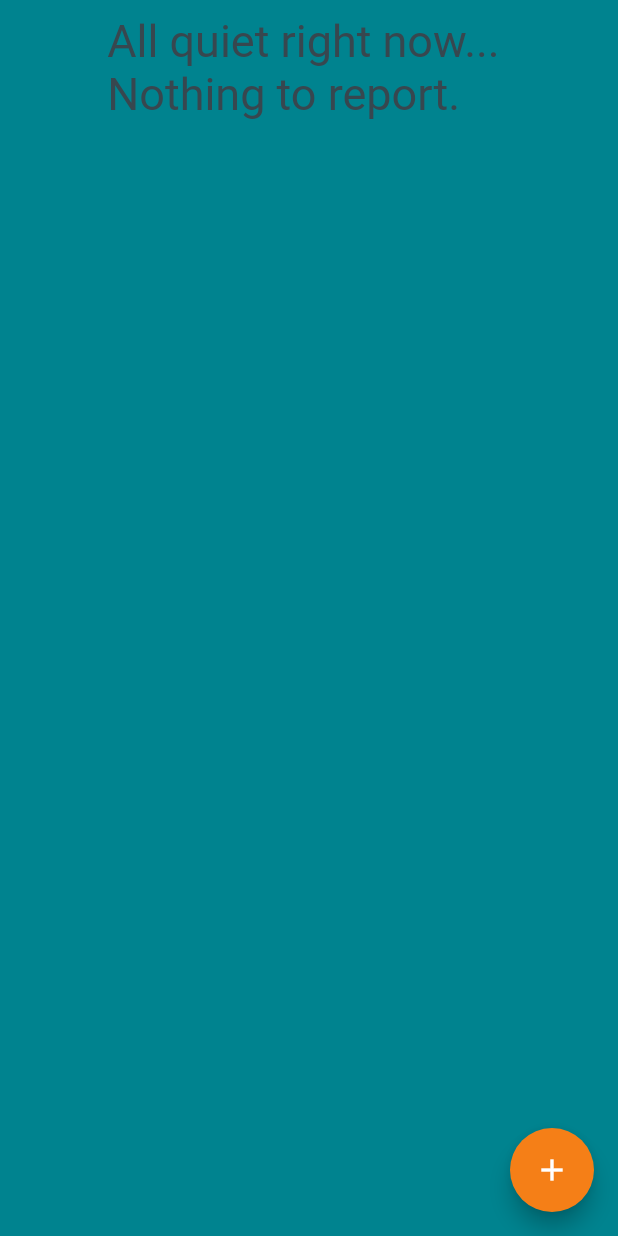
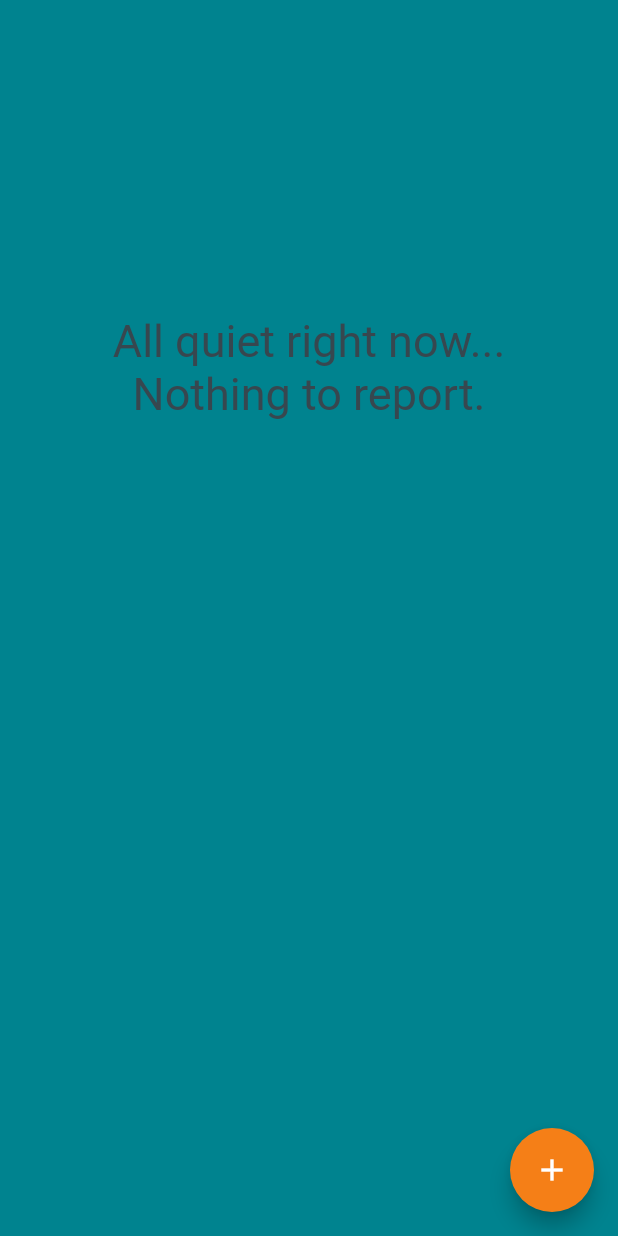
Before and after one commit to MicoT/Module3-OOP, a Flutter app: the Home screen opened directly, on a phone screen of 412 x 824 dp. Run offline on Flutter 3.47's test engine with Material 2 defaults, Android fonts, the phone set to English and light mode, and no system bars.

Commit message:
Update home.dart

```diff
--- a/lib/Screens/home.dart
+++ b/lib/Screens/home.dart
@@ -17,9 +17,12 @@ class Home extends StatelessWidget {
               new Container(
                 padding: EdgeInsets.only(top: 10.0),
                 child: userShout.isEmpty
-                    ? Center(
+                    ? Container(
+                        padding: EdgeInsets.only(top: 200),
+                        alignment: Alignment.bottomCenter,
                         child: Text(
                           "All quiet right now... \nNothing to report.",
+                          textAlign: TextAlign.center,
                           style: TextStyle(
                             fontSize: 30,
                             color: Color(0xff37474f),
```
